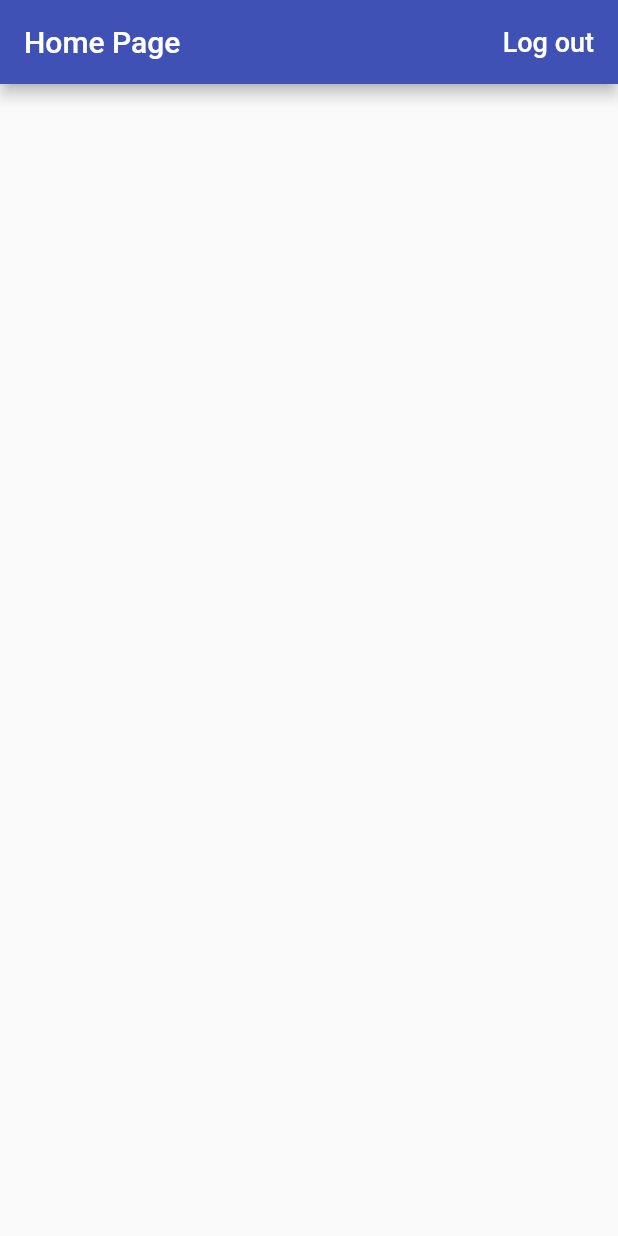
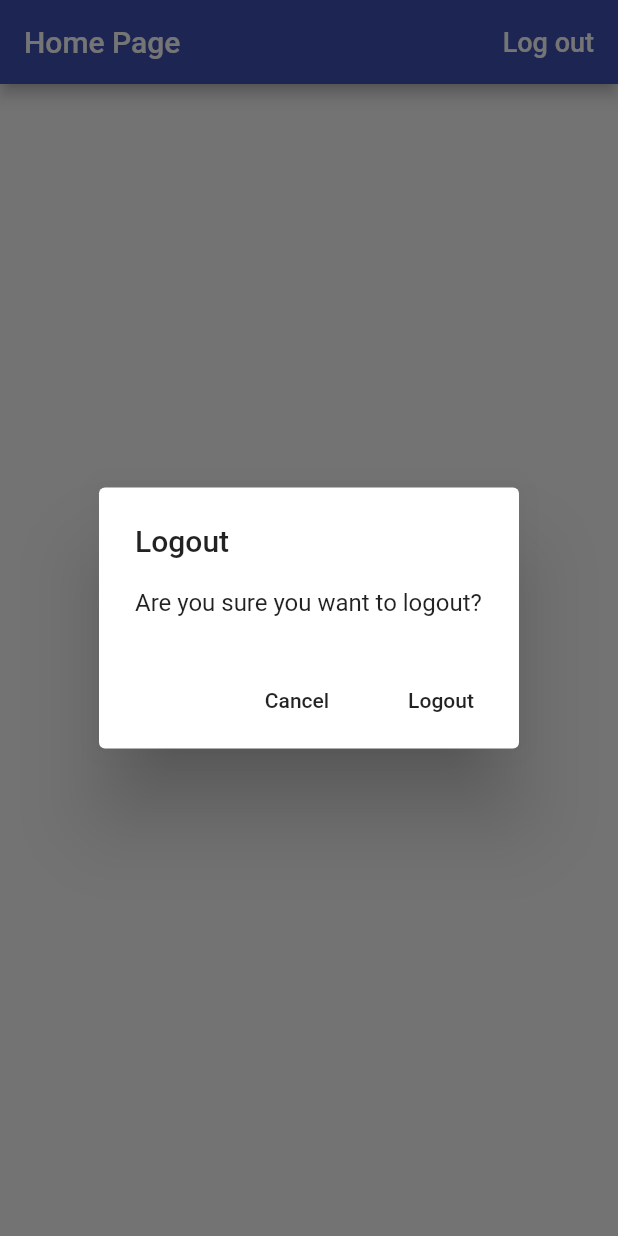
Before and after one commit to Dheeraj883/Firebase_Testing, a Flutter app: the screen it shows once a user with an empty profile is signed in, after a tap on "Log out", on a phone screen of 412 x 824 dp. Run offline on Flutter 3.47's test engine with Material 2 defaults, Android fonts, the phone set to English and light mode, and no system bars; our stand-ins replace firebase_auth, firebase_core, google_sign_in; missing offline and left inert: flutter_facebook_login; accounts and stored records are empty.

Commit message:
Added Alert Dialogues

```diff
--- a/lib/screens/login/home_page.dart
+++ b/lib/screens/login/home_page.dart
@@ -1,5 +1,6 @@
 import 'package:flutter/material.dart';
 import 'package:time_tracker_flutter_course/services/auth.dart';
+import 'package:time_tracker_flutter_course/services/platform_alert_dialog.dart';
 
 class HomePage extends StatelessWidget {
   final AuthBase auth;
@@ -10,6 +11,18 @@ class HomePage extends StatelessWidget {
       await auth.signOut();
     } catch (e) {
       print(e.toString());
+    }
+  }
+
+  Future<void> _conformSignout(BuildContext context) async {
+    final didRequestSignout = await PlatformAlertDialog(
+      title: 'Logout',
+      content: 'Are you sure you want to logout?',
+      cancelActionText: 'Cancel',
+      defaultActionText: 'Logout',
+    ).show(context);
+    if (didRequestSignout == true) {
+      _signOut();
     }
   }
 
@@ -27,7 +40,7 @@ class HomePage extends StatelessWidget {
                 color: Colors.white,
               ),
             ),
-            onPressed: _signOut,
+            onPressed: () => _conformSignout(context),
           ),
         ],
       ),
--- /dev/null
+++ b/lib/services/platform_alert_dialog.dart
@@ -0,0 +1,97 @@
+import 'dart:io';
+
+import 'package:flutter/cupertino.dart';
+import 'package:flutter/material.dart';
+import 'package:time_tracker_flutter_course/services/platform_widget.dart';
+
+class PlatformAlertDialog extends PlatformWidget {
+  PlatformAlertDialog({
+    @required this.title,
+    @required this.content,
+    this.cancelActionText,
+    @required this.defaultActionText,
+  })  : assert(title != null),
+        assert(content != null),
+        assert(defaultActionText != null);
+  final String title;
+  final String content;
+  final String defaultActionText;
+  final String cancelActionText;
+
+  Future<bool> show(BuildContext context) async {
+    return Platform.isIOS
+        ? await showCupertinoDialog<bool>(
+            context: context,
+            builder: (context) => this,
+          )
+        : await showDialog<bool>(
+            context: context,
+            barrierDismissible: false,
+            builder: (context) => this,
+          );
+  }
+
+  @override
+  Widget buildCupertinoWidget(BuildContext context) {
+    return CupertinoAlertDialog(
+      title: Text(title),
+      content: Text(content),
+      actions: _buildActions(context),
+    );
+  }
+
+  @override
+  Widget buildMaterialWidget(BuildContext context) {
+    return AlertDialog(
+      title: Text(title),
+      content: Text(content),
+      actions: _buildActions(context),
+    );
+  }
+
+  List<Widget> _buildActions(BuildContext context) {
+    final actions = <Widget>[];
+    if (cancelActionText != null) {
+      actions.add(
+        PlatformAlertDialogAction(
+          onPressed: () {
+            Navigator.of(context).pop(false);
+          },
+          child: Text(cancelActionText),
+        ),
+      );
+    }
+    actions.add(
+      PlatformAlertDialogAction(
+        onPressed: () {
+          Navigator.of(context).pop(true);
+        },
+        child: Text(defaultActionText),
+      ),
+    );
+    return actions;
+  }
+}
+
+class PlatformAlertDialogAction extends PlatformWidget {
+  final Widget child;
+  final VoidCallback onPressed;
+
+  PlatformAlertDialogAction({this.child, this.onPressed});
+
+  @override
+  Widget buildCupertinoWidget(BuildContext context) {
+    return CupertinoDialogAction(
+      child: child,
+      onPressed: onPressed,
+    );
+  }
+
+  @override
+  Widget buildMaterialWidget(BuildContext context) {
+    return FlatButton(
+      onPressed: onPressed,
+      child: child,
+    );
+  }
+}
--- /dev/null
+++ b/lib/services/platform_widget.dart
@@ -0,0 +1,15 @@
+import 'dart:io';
+
+import 'package:flutter/material.dart';
+
+abstract class PlatformWidget extends StatelessWidget {
+  Widget buildCupertinoWidget(BuildContext context);
+  Widget buildMaterialWidget(BuildContext context);
+  @override
+  Widget build(BuildContext context) {
+    if (Platform.isIOS) {
+      return buildCupertinoWidget(context);
+    }
+    return buildMaterialWidget(context);
+  }
+}
```
Also changed, not shown: lib/screens/login/email_sign_in_form.dart (+8 -3 lines).
